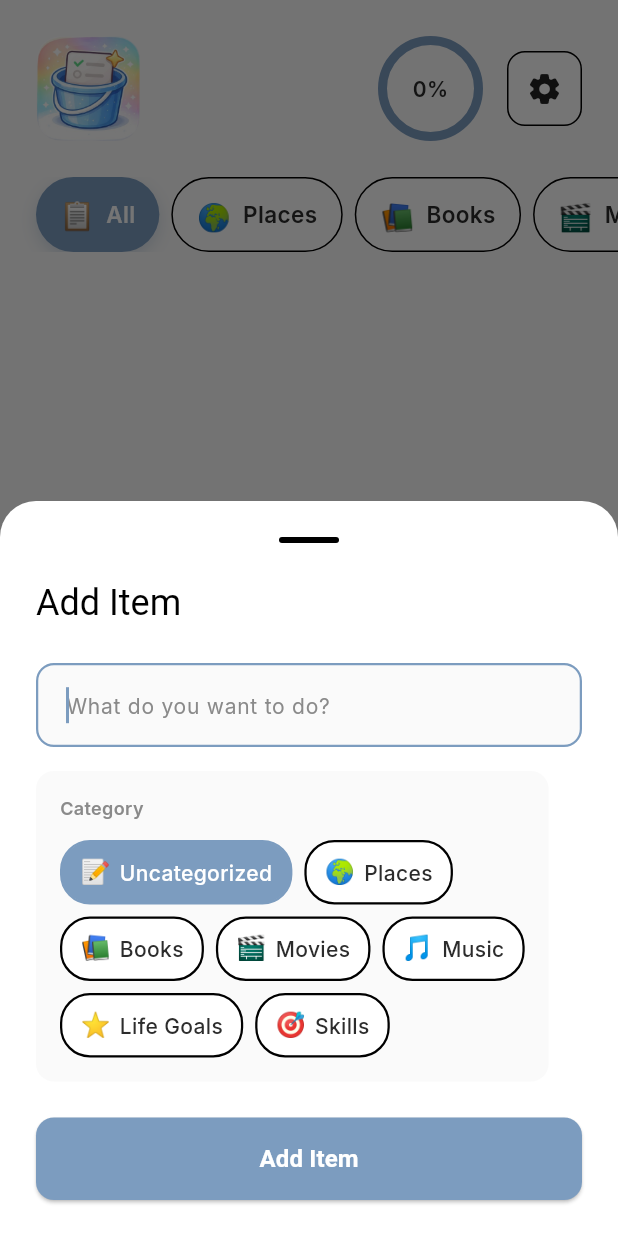
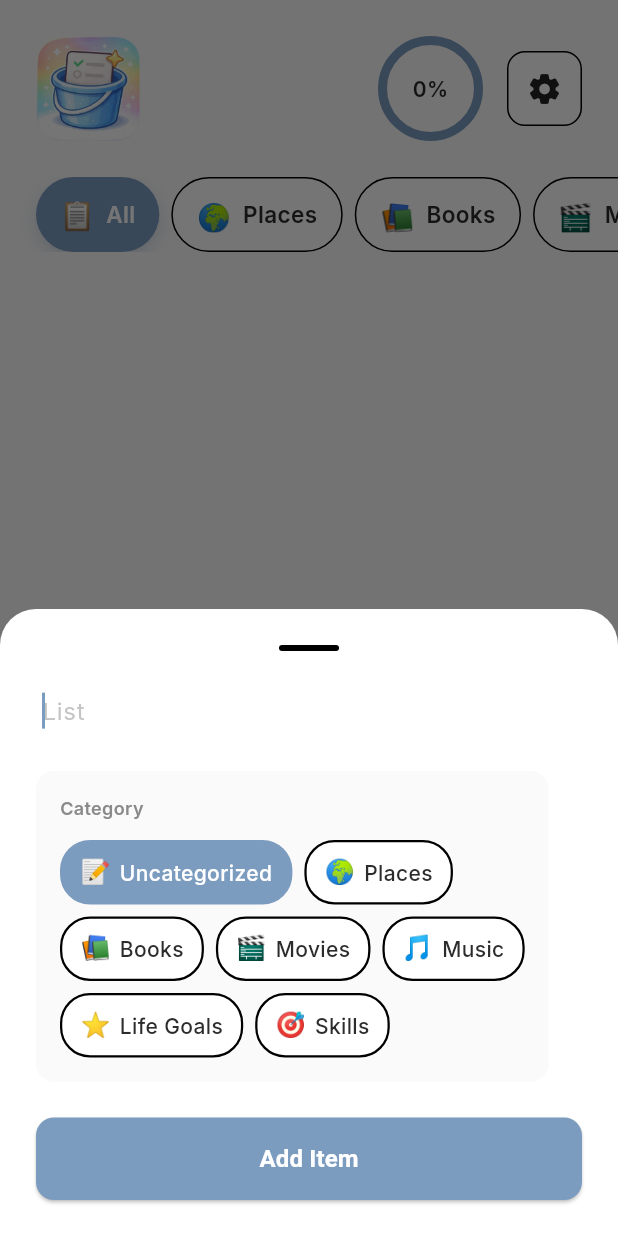
Before and after one commit to rafsal3/Bucketlist, a Flutter app: the screen it shows after launch, after a tap on "Add Item", on a phone screen of 412 x 824 dp. Run offline on Flutter 3.47's test engine with Material 3 defaults, Android fonts, the phone set to English and light mode, and no system bars; our stand-ins replace google_fonts, shared_preferences.

```diff
--- a/lib/widgets/add_item_modal.dart
+++ b/lib/widgets/add_item_modal.dart
@@ -69,30 +69,27 @@ class _AddItemModalState extends State<AddItemModal> {
                   ),
                 ),
               ),
-              SizedBox(height: 24),
+              SizedBox(height: 16),
 
-              // Title
-              Text(
-                'Add Item',
-                style: Theme.of(context).textTheme.headlineSmall,
-              ),
-              SizedBox(height: 24),
-
-              // Item text field
+              // Item text field - at top without border
               TextField(
                 controller: _textController,
                 autofocus: true,
                 decoration: InputDecoration(
-                  hintText: 'What do you want to do?',
-                  filled: true,
-                  fillColor: Theme.of(context).scaffoldBackgroundColor,
-                  border: OutlineInputBorder(
-                    borderRadius: BorderRadius.circular(12),
-                    borderSide: BorderSide.none,
+                  hintText: 'List',
+                  hintStyle: TextStyle(
+                    color: Theme.of(context)
+                        .textTheme
+                        .bodyMedium
+                        ?.color
+                        ?.withOpacity(0.5),
                   ),
+                  border: InputBorder.none,
+                  enabledBorder: InputBorder.none,
+                  focusedBorder: InputBorder.none,
                   contentPadding: EdgeInsets.symmetric(
-                    horizontal: 16,
-                    vertical: 16,
+                    horizontal: 0,
+                    vertical: 8,
                   ),
                 ),
                 onSubmitted: (_) => _addItem(),
```
